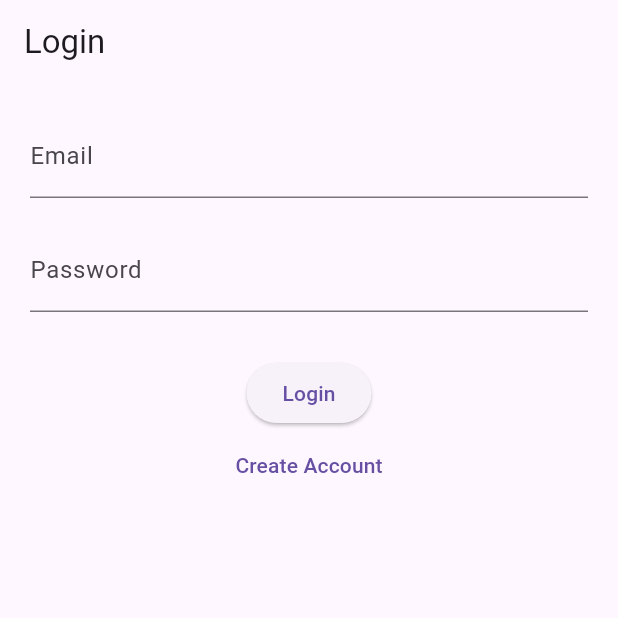
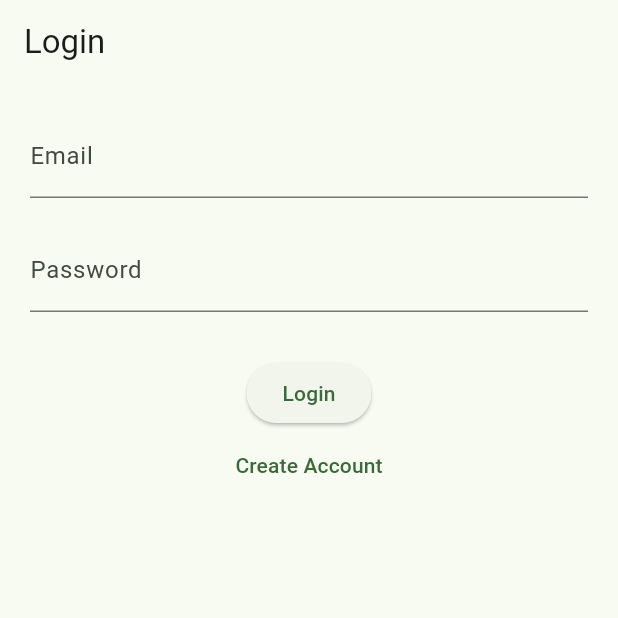
Before and after one commit to aliomran5698/NovaNews, a Flutter app: the screen it shows after launch, on a phone screen of 412 x 824 dp, the top half of it. Run offline on Flutter 3.47's test engine with Material 3 defaults, Android fonts, the phone set to English and light mode, and no system bars; our stand-ins replace supabase_flutter; accounts and stored records are empty.

Commit message:
Update main.dart

```diff
--- a/lib/main.dart
+++ b/lib/main.dart
@@ -1,14 +1,12 @@
 import 'package:flutter/material.dart';
 import 'package:newstask/Screens/SplashScreen.dart';
 import 'package:supabase_flutter/supabase_flutter.dart';
-
-import 'screens/SplashScreen.dart';
 
 void main() async {
   WidgetsFlutterBinding.ensureInitialized();
 
   await Supabase.initialize(
-    url: "https://pwbtejdshwvgownaqeao.supabase.co/rest/v1/L",
+    url: "https://pwbtejdshwvgownaqeao.supabase.co",
     anonKey: "sb_publishable_tR8Up4GHxG1mWG2Vh_pEYQ_nHCPYUqo",
   );
 
@@ -22,9 +20,10 @@ class MyApp extends StatelessWidget {
 
   @override
   Widget build(BuildContext context) {
-    return const MaterialApp(
+    return MaterialApp(
       debugShowCheckedModeBanner: false,
-      home: SplashScreen(),
+      theme: ThemeData(colorSchemeSeed: Colors.green, useMaterial3: true),
+      home: const SplashScreen(),
     );
   }
 }
```
